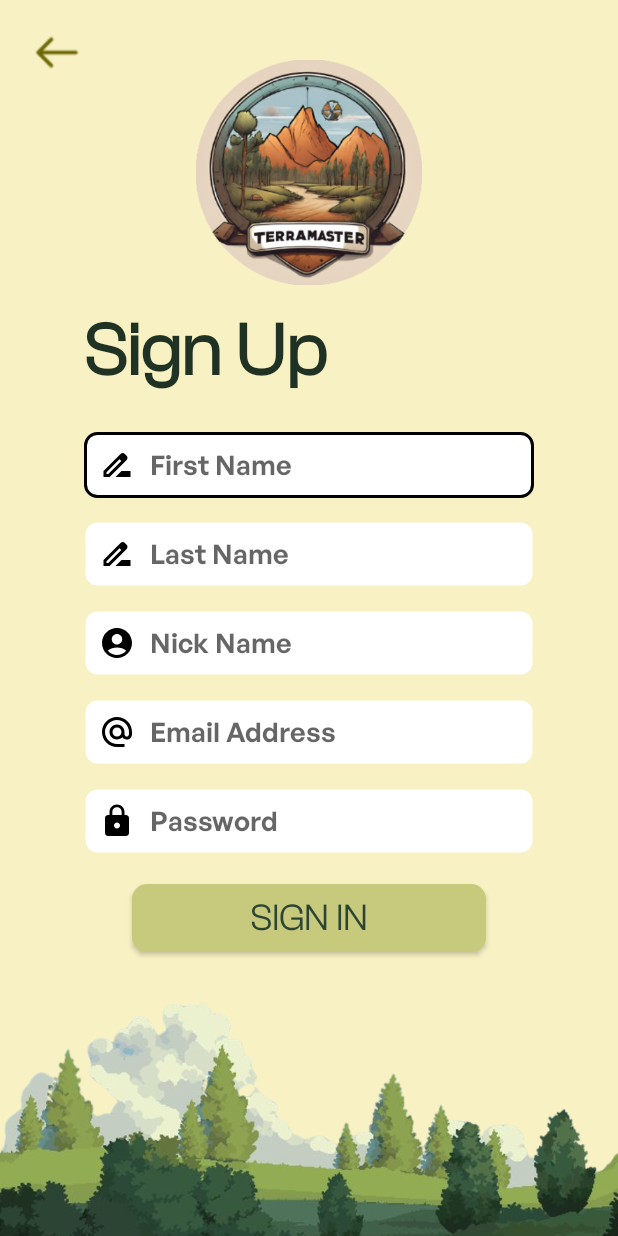
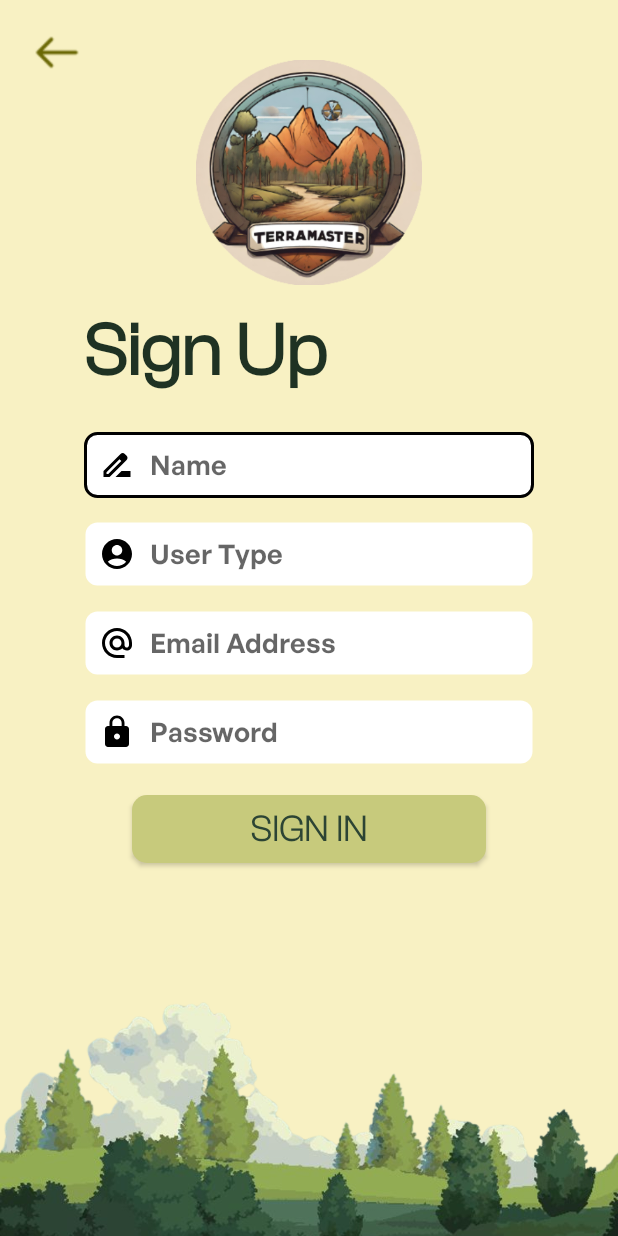
Before and after one commit to BrixSuficiencia/ELDROID_SiloganNiJian_1030FRI, an Android app: the screen it shows after launch (SignUpActivity), after a tap on "Sign Up", on a phone screen of 412 x 824 dp. Run offline under Robolectric (Android 15) with nearby library versions, the phone set to English and light mode, and no system bars; 1 other tap on this screen came first.

Commit message:
Updated Code

```diff
--- a/app/build.gradle
+++ b/app/build.gradle
@@ -62,4 +62,8 @@ dependencies {
     implementation 'com.github.bumptech.glide:glide:4.12.0'
     annotationProcessor 'com.github.bumptech.glide:compiler:4.12.0'
 
+    implementation("com.squareup.retrofit2:retrofit:2.9.0")
+    implementation("com.squareup.retrofit2:converter-gson:2.9.0")
+    implementation("com.squareup.okhttp3:logging-interceptor:4.9.1") // Optional for debugging
+
 }
--- a/app/src/main/java/com/gereso/terramasterhub/LoginActivity.kt
+++ b/app/src/main/java/com/gereso/terramasterhub/LoginActivity.kt
@@ -1,59 +1,67 @@
 package com.gereso.terramasterhub
 
+import LoginRequest
+import LoginResponse
 import android.content.Intent
-import androidx.appcompat.app.AppCompatActivity
 import android.os.Bundle
 import android.view.View
 import android.widget.*
-import com.google.firebase.FirebaseApp
-import com.google.firebase.auth.FirebaseAuth
-
-private lateinit var auth: FirebaseAuth
+import androidx.appcompat.app.AppCompatActivity
+import retrofit2.Call
+import retrofit2.Callback
+import retrofit2.Response
+import com.google.gson.Gson
 
 class LoginActivity : AppCompatActivity() {
 
-    public override fun onStart() {
-        super.onStart()
-        // Check if user is signed in (non-null) and update UI accordingly.
-        val currentUser = auth.currentUser
-        if (currentUser != null) {
-            val intent = Intent(this, HomePageActivity::class.java)
-            startActivity(intent)
-            finish()
-        }
-    }
+    private lateinit var apiService: ApiService // Declare the API service
+    private lateinit var progressBar: ProgressBar
 
     override fun onCreate(savedInstanceState: Bundle?) {
         super.onCreate(savedInstanceState)
         setContentView(R.layout.activity_main)
 
-        // Initialize Firebase
-        FirebaseApp.initializeApp(this)
-        auth = FirebaseAuth.getInstance()
+        apiService = RetrofitClient.apiService // Initialize your Retrofit API service
+        progressBar = findViewById(R.id.progressBar)
+        progressBar.visibility = View.GONE
 
         val email = findViewById<EditText>(R.id.User)
         val password = findViewById<EditText>(R.id.Password)
-        val progressBar = findViewById<ProgressBar>(R.id.progressBar)
         val signInButton = findViewById<Button>(R.id.signInBtn)
-
-        progressBar.visibility = View.GONE
 
         signInButton.setOnClickListener {
             if (isValidInput(email) && isValidInput(password)) {
-                auth.signInWithEmailAndPassword(email.text.toString(), password.text.toString())
-                    .addOnCompleteListener(this) { task ->
-                        if (task.isSuccessful) {
-                            val intent = Intent(this, HomePageActivity::class.java)
-                            startActivity(intent)
-                            finish()
+                progressBar.visibility = View.VISIBLE // Show progress bar during login attempt
+
+                val loginRequest = LoginRequest(email.text.toString(), password.text.toString())
+                apiService.loginUser(loginRequest).enqueue(object : Callback<LoginResponse> {
+                    override fun onResponse(call: Call<LoginResponse>, response: Response<LoginResponse>) {
+                        progressBar.visibility = View.GONE // Hide progress bar once response is received
+                        if (response.isSuccessful) {
+                            // Handle successful login response
+                            val loginResponse = response.body()
+                            if (loginResponse != null && loginResponse.success) {
+                                // Save user data or token if needed (e.g., shared preferences or local database)
+                                Toast.makeText(baseContext, "Login Successful", Toast.LENGTH_SHORT).show()
+                                val intent = Intent(this@LoginActivity, HomePageActivity::class.java)
+                                startActivity(intent)
+                                finish() // Close login activity
+                            } else {
+                                // Show error message from response if login fails
+                                Toast.makeText(baseContext, "Login failed: ${loginResponse?.message}", Toast.LENGTH_SHORT).show()
+                            }
                         } else {
-                            Toast.makeText(
-                                baseContext,
-                                "Authentication failed.",
-                                Toast.LENGTH_SHORT
-                            ).show()
+                            // Handle unsuccessful response (e.g., server error)
+                            Toast.makeText(baseContext, "Server error: ${response.message()}", Toast.LENGTH_SHORT).show()
                         }
                     }
+
+                    override fun onFailure(call: Call<LoginResponse>, t: Throwable) {
+                        progressBar.visibility = View.GONE // Hide progress bar on failure
+                        // Handle network failure
+                        Toast.makeText(baseContext, "Network error: ${t.message}", Toast.LENGTH_SHORT).show()
+                    }
+                })
             }
         }
 
--- /dev/null
+++ b/app/src/main/java/com/gereso/terramasterhub/model/ConsultationRequest.kt
@@ -0,0 +1,6 @@
+data class ConsultationRequest(
+    val id: Int?,
+    val expertId: Int?,
+    val surveyorId: Int?,
+    val status: String
+)
--- /dev/null
+++ b/app/src/main/java/com/gereso/terramasterhub/model/ForgotPasswordRequest.kt
@@ -0,0 +1,3 @@
+data class ForgotPasswordRequest(
+    val email: String
+)
--- /dev/null
+++ b/app/src/main/java/com/gereso/terramasterhub/model/LoginRequest.kt
@@ -0,0 +1,3 @@
+data class LoginRequest(
+    val email: String, val password: String
+)
--- /dev/null
+++ b/app/src/main/java/com/gereso/terramasterhub/model/RegisterResponse.kt
@@ -0,0 +1,6 @@
+package com.gereso.terramasterhub
+
+data class RegisterResponse(
+    val success: Boolean,  // Indicates if the registration was successful
+    val message: String    // Message from the backend (e.g., error message or success message)
+)
--- /dev/null
+++ b/app/src/main/java/com/gereso/terramasterhub/model/ResetPasswordRequest.kt
@@ -0,0 +1,4 @@
+data class ResetPasswordRequest(
+    val token: String,
+    val newPassword: String
+)
--- /dev/null
+++ b/app/src/main/java/com/gereso/terramasterhub/model/UpdateProfileRequest.kt
@@ -0,0 +1,4 @@
+data class UpdateProfileRequest(
+    val name: String?,
+    val email: String?
+)
--- /dev/null
+++ b/app/src/main/java/com/gereso/terramasterhub/model/UpdateRequest.kt
@@ -0,0 +1,4 @@
+data class UpdateRequest(
+    val title: String,
+    val content: String
+)
--- /dev/null
+++ b/app/src/main/java/com/gereso/terramasterhub/network/ApiService.kt
@@ -0,0 +1,94 @@
+package com.gereso.terramasterhub
+
+import ConsultationRequest
+import ForgotPasswordRequest
+import LoginRequest
+import LoginResponse
+import ResetPasswordRequest
+import Update
+import UpdateProfileRequest
+import UpdateRequest
+import UserProfileResponse
+import retrofit2.Call
+import retrofit2.http.Body
+import retrofit2.http.GET
+import retrofit2.http.POST
+import retrofit2.http.PUT
+import retrofit2.http.DELETE
+import retrofit2.http.Path
+
+interface ApiService {
+
+    // Auth Routes
+    @POST("api/register")  // Adjust the endpoint path based on your backend
+    fun registerUser(@Body registerRequest: RegisterRequest): Call<RegisterResponse>
+
+    @POST("api/login")  // Login user
+    fun loginUser(@Body request: LoginRequest): Call<LoginResponse>
+
+    @POST("forgot-password")  // Forgot password
+    fun forgotPassword(@Body request: ForgotPasswordRequest): Call<Map<String, String>>
+
+    @POST("reset-password")  // Reset password
+    fun resetPassword(@Body request: ResetPasswordRequest): Call<Map<String, String>>
+
+    // User Routes (Requires Auth)
+    @POST("logout")  // Logout user
+    fun logoutUser(): Call<Map<String, String>>
+
+    @GET("profile")  // Get user profile
+    fun getProfile(): Call<UserProfileResponse>
+
+    @PUT("profile/update")  // Update user profile
+    fun updateProfile(@Body request: UpdateProfileRequest): Call<Map<String, String>>
+
+    // Consultation Routes (Requires Auth)
+    @GET("consultation/getAllRequests")  // Get all consultation requests
+    fun getAllConsultationRequests(): Call<List<ConsultationRequest>>
+
+    @POST("request-consultation/expert")  // Request an expert consultation
+    fun requestExpertConsultation(@Body request: ConsultationRequest): Call<Map<String, String>>
+
+    @POST("request-consultation/surveyor")  // Request a surveyor consultation
+    fun requestSurveyorConsultation(@Body request: ConsultationRequest): Call<Map<String, String>>
+
+    @PUT("consultation/updateRequest/{id}")  // Update consultation request
+    fun updateConsultationRequest(@Path("id") id: Int, @Body request: ConsultationRequest): Call<Map<String, String>>
+
+    @DELETE("consultation/deleteRequest/{id}")  // Delete consultation request
+    fun deleteConsultationRequest(@Path("id") id: Int): Call<Map<String, String>>
+
+    @GET("consultation/requests/expert")  // Get expert consultation requests
+    fun getExpertConsultationRequests(): Call<List<ConsultationRequest>>
+
+    @GET("consultation/requests/surveyor")  // Get surveyor consultation requests
+    fun getSurveyorConsultationRequests(): Call<List<ConsultationRequest>>
+
+    @POST("consultation/accept/{id}")  // Accept a consultation request (expert or surveyor)
+    fun acceptConsultationRequest(@Path("id") id: Int): Call<Map<String, String>>
+
+    @POST("consultation/decline/{id}")  // Decline a consultation request (expert or surveyor)
+    fun declineConsultationRequest(@Path("id") id: Int): Call<Map<String, String>>
+
+    // Admin Routes (Requires Admin Auth)
+    @GET("admin/getAllUsers")  // Get all users (Admin)
+    fun getAllUsers(): Call<List<User>>
+
+    @GET("admin/dashboard")  // Admin dashboard
+    fun getAdminDashboard(): Call<Map<String, String>>
+
+    @GET("admin/getAllUpdates")  // Get all updates (Admin)
+    fun getAllUpdates(): Call<List<Update>>
+
+    @POST("admin/postUpdate")  // Post a new update (Admin)
+    fun postUpdate(@Body request: UpdateRequest): Call<Map<String, String>>
+
+    @PUT("admin/editUpdate/{id}")  // Edit an existing update (Admin)
+    fun editUpdate(@Path("id") id: Int, @Body request: UpdateRequest): Call<Map<String, String>>
+
+    @DELETE("admin/deleteUpdate/{id}")  // Delete an update (Admin)
+    fun deleteUpdate(@Path("id") id: Int): Call<Map<String, String>>
+
+    @DELETE("admin/deleteUser/{id}")  // Delete or terminate a user (Admin)
+    fun terminateUser(@Path("id") id: Int): Call<Map<String, String>>
+}
--- /dev/null
+++ b/app/src/main/java/com/gereso/terramasterhub/network/RetrofitClient.kt
@@ -0,0 +1,31 @@
+package com.gereso.terramasterhub
+
+import okhttp3.OkHttpClient
+import okhttp3.logging.HttpLoggingInterceptor
+import retrofit2.Retrofit
+import retrofit2.converter.gson.GsonConverterFactory
+
+object RetrofitClient {
+    // Updated BASE_URL with the new backend URL
+    private const val BASE_URL = "https://terramongodbapi.onrender.com/"  // Updated with the new backend URL
+
+    private val client: OkHttpClient by lazy {
+        val logging = HttpLoggingInterceptor()
+        logging.setLevel(HttpLoggingInterceptor.Level.BODY)
+        OkHttpClient.Builder()
+            .addInterceptor(logging)
+            .build()
+    }
+
+    val instance: Retrofit by lazy {
+        Retrofit.Builder()
+            .baseUrl(BASE_URL)  // Using the updated base URL
+            .client(client)
+            .addConverterFactory(GsonConverterFactory.create())
+            .build()
+    }
+
+    val apiService: ApiService by lazy {
+        instance.create(ApiService::class.java)
+    }
+}
--- a/app/src/main/res/layout/activity_sign_up.xml
+++ b/app/src/main/res/layout/activity_sign_up.xml
@@ -39,13 +39,13 @@
         android:textSize="50sp" />
 
     <EditText
-        android:id="@+id/textfirstname"
+        android:id="@+id/textname"
         android:layout_width="300dp"
         android:layout_height="wrap_content"
         android:layout_below="@+id/firstname"
         android:layout_centerHorizontal="true"
         android:layout_marginTop="5dp"
-        android:hint="First Name"
+        android:hint="Name"
         android:maxLines="1"
         android:padding="10dp"
         android:textSize="18sp"
@@ -58,33 +58,11 @@
         tools:layout_editor_absoluteY="220dp" />
 
 
-
     <EditText
-        android:id="@+id/textlastname"
+        android:id="@+id/textusertype"
         android:layout_width="300dp"
         android:layout_height="wrap_content"
-        android:layout_below="@+id/textfirstname"
-        android:layout_centerHorizontal="true"
-        android:layout_marginTop="15dp"
-        android:hint="Last Name"
-        android:maxLines="1"
-        android:padding="10dp"
-        android:textSize="18sp"
-        android:background="@drawable/edittext_background"
-        android:drawableLeft="@drawable/ic_baseline_drive_file_rename_outline_24"
-        android:drawablePadding="10dp"
-        android:fontFamily="@font/generalsans_semibold"
-        android:textColor="@color/black"
-        tools:layout_editor_absoluteX="101dp"
-        tools:layout_editor_absoluteY="220dp" />
-
-
-
-    <EditText
-        android:id="@+id/textusername"
-        android:layout_width="300dp"
-        android:layout_height="wrap_content"
-        android:layout_below="@+id/textlastname"
+        android:layout_below="@+id/textname"
         android:layout_centerHorizontal="true"
         android:layout_marginTop="15dp"
         android:background="@drawable/edittext_background"
@@ -92,7 +70,7 @@
         android:drawablePadding="10dp"
         android:maxLines="1"
         android:fontFamily="@font/generalsans_semibold"
-        android:hint="Nick Name"
+        android:hint="User Type"
         android:padding="10dp"
         android:textSize="18sp"
         android:textColor="@color/black"
@@ -105,7 +83,7 @@
         android:id="@+id/textemail"
         android:layout_width="300dp"
         android:layout_height="wrap_content"
-        android:layout_below="@+id/textusername"
+        android:layout_below="@+id/textusertype"
         android:layout_centerHorizontal="true"
         android:layout_marginTop="15dp"
         android:background="@drawable/edittext_background"
```
Also changed, not shown: app/src/main/AndroidManifest.xml (+4 -7 lines), app/src/main/java/com/gereso/terramasterhub/SignUpActivity.kt (+50 -53 lines), app/src/main/java/com/gereso/terramasterhub/model/LoginResponse.kt (added, +13 -0 lines), app/src/main/java/com/gereso/terramasterhub/model/RegisterRequest.kt (added, +11 -0 lines), app/src/main/java/com/gereso/terramasterhub/model/Update.kt (added, +7 -0 lines), app/src/main/java/com/gereso/terramasterhub/model/UserProfileResponse.kt (added, +7 -0 lines), app/src/main/res/xml/network_security_config.xml (added, +7 -0 lines).
